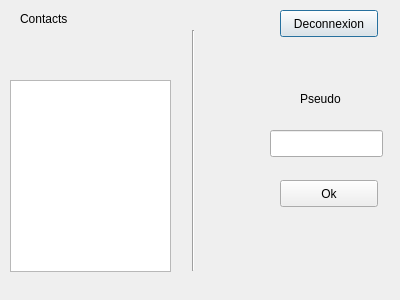
Above: qt-client/winbabel.ui from Bootz/Babel before the change. Below: the same form after it.
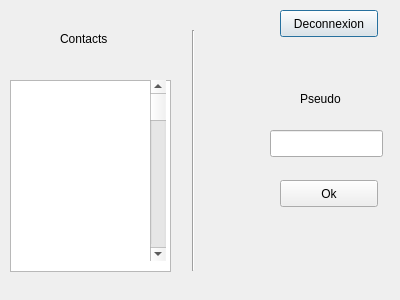
That is the form after the change.

The edit to the form file:
```diff
--- a/qt-client/winbabel.ui
+++ b/qt-client/winbabel.ui
@@ -16,8 +16,8 @@
   <widget class="QLabel" name="label">
    <property name="geometry">
     <rect>
-     <x>20</x>
-     <y>10</y>
+     <x>60</x>
+     <y>30</y>
      <width>67</width>
      <height>17</height>
     </rect>
@@ -98,6 +98,19 @@
     <enum>Qt::Vertical</enum>
    </property>
   </widget>
+  <widget class="QScrollBar" name="verticalScrollBar">
+   <property name="geometry">
+    <rect>
+     <x>150</x>
+     <y>80</y>
+     <width>16</width>
+     <height>181</height>
+    </rect>
+   </property>
+   <property name="orientation">
+    <enum>Qt::Vertical</enum>
+   </property>
+  </widget>
  </widget>
  <resources/>
  <connections/>
```
